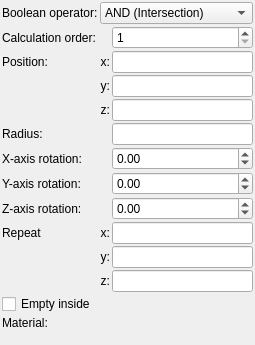
Qt form mandelbulber2/formula/ui/primitive_sphere.ui (buddhi1980/mandelbulber2) before a commit.
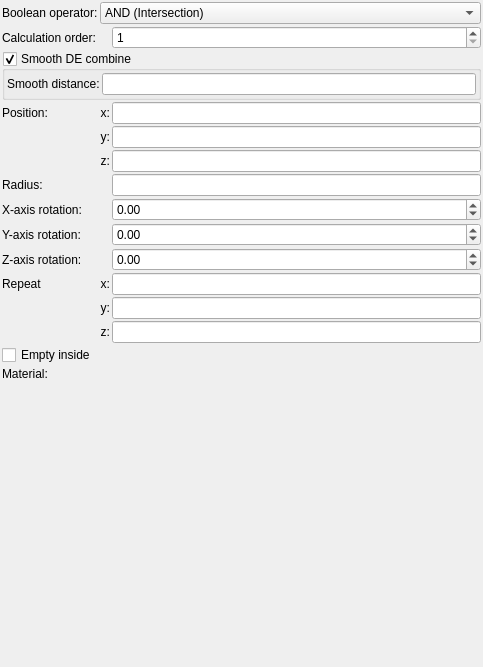
The same form after that commit. Custom widgets are drawn as their Qt base class.

Commit message: Implemented smooth DE combine for primitives in CPU code

The edit to the form file:
```diff
--- a/mandelbulber2/formula/ui/primitive_sphere.ui
+++ b/mandelbulber2/formula/ui/primitive_sphere.ui
@@ -6,8 +6,8 @@
    <rect>
     <x>0</x>
     <y>0</y>
-    <width>255</width>
-    <height>345</height>
+    <width>483</width>
+    <height>667</height>
    </rect>
   </property>
   <property name="windowTitle">
@@ -34,195 +34,93 @@
      <property name="spacing">
       <number>2</number>
      </property>
-     <item row="3" column="2">
-      <widget class="MyLineEdit" name="vect3_position_y">
+     <item row="7" column="2">
+      <widget class="MyDoubleSpinBox" name="spinboxd3_rotation_x">
        <property name="sizePolicy">
-        <sizepolicy hsizetype="Expanding" vsizetype="Maximum">
+        <sizepolicy hsizetype="Minimum" vsizetype="Maximum">
          <horstretch>0</horstretch>
          <verstretch>0</verstretch>
         </sizepolicy>
        </property>
-      </widget>
-     </item>
-     <item row="5" column="0">
-      <widget class="QLabel" name="label_7">
-       <property name="text">
-        <string>Radius:</string>
+       <property name="prefix">
+        <string/>
        </property>
-      </widget>
-     </item>
-     <item row="3" column="1">
-      <widget class="QLabel" name="label_12">
-       <property name="text">
-        <string>y:</string>
+       <property name="suffix">
+        <string/>
        </property>
-       <property name="alignment">
-        <set>Qt::AlignRight|Qt::AlignTrailing|Qt::AlignVCenter</set>
+       <property name="decimals">
+        <number>2</number>
        </property>
-      </widget>
-     </item>
-     <item row="11" column="2">
-      <widget class="MyLineEdit" name="vect3_repeat_z">
-       <property name="sizePolicy">
-        <sizepolicy hsizetype="Expanding" vsizetype="Maximum">
-         <horstretch>0</horstretch>
-         <verstretch>0</verstretch>
-        </sizepolicy>
+       <property name="minimum">
+        <double>-36000.000000000000000</double>
+       </property>
+       <property name="maximum">
+        <double>36000.000000000000000</double>
+       </property>
+       <property name="singleStep">
+        <double>0.100000000000000</double>
        </property>
       </widget>
      </item>
      <item row="4" column="1">
-      <widget class="QLabel" name="label_13">
+      <widget class="QLabel" name="label_12">
        <property name="text">
-        <string>z:</string>
+        <string>y:</string>
        </property>
        <property name="alignment">
         <set>Qt::AlignRight|Qt::AlignTrailing|Qt::AlignVCenter</set>
        </property>
       </widget>
      </item>
-     <item row="12" column="0" colspan="3">
-      <widget class="MyCheckBox" name="checkBox_empty">
+     <item row="14" column="1" colspan="2">
+      <widget class="cMaterialSelector" name="materialselector_material_id" native="true">
        <property name="sizePolicy">
-        <sizepolicy hsizetype="Minimum" vsizetype="Maximum">
+        <sizepolicy hsizetype="Preferred" vsizetype="Minimum">
          <horstretch>0</horstretch>
          <verstretch>0</verstretch>
         </sizepolicy>
        </property>
+      </widget>
+     </item>
+     <item row="12" column="1">
+      <widget class="QLabel" name="label_repeat_z_2">
        <property name="text">
-        <string>Empty inside</string>
+        <string>z:</string>
+       </property>
+       <property name="alignment">
+        <set>Qt::AlignRight|Qt::AlignTrailing|Qt::AlignVCenter</set>
        </property>
       </widget>
      </item>
-     <item row="7" column="0">
+     <item row="8" column="0">
       <widget class="QLabel" name="label_y_rotation">
        <property name="text">
         <string>Y-axis rotation:</string>
        </property>
       </widget>
      </item>
-     <item row="4" column="2">
-      <widget class="MyLineEdit" name="vect3_position_z">
-       <property name="sizePolicy">
-        <sizepolicy hsizetype="Expanding" vsizetype="Maximum">
-         <horstretch>0</horstretch>
-         <verstretch>0</verstretch>
-        </sizepolicy>
-       </property>
-      </widget>
-     </item>
-     <item row="9" column="1">
-      <widget class="QLabel" name="label_repeat_x_2">
-       <property name="text">
-        <string>x:</string>
-       </property>
-       <property name="alignment">
-        <set>Qt::AlignRight|Qt::AlignTrailing|Qt::AlignVCenter</set>
-       </property>
-      </widget>
-     </item>
      <item row="9" column="0">
-      <widget class="QLabel" name="label_2">
-       <property name="text">
-        <string>Repeat</string>
-       </property>
-      </widget>
-     </item>
-     <item row="6" column="0">
-      <widget class="QLabel" name="label_x_rotation">
-       <property name="text">
-        <string>X-axis rotation:</string>
-       </property>
-      </widget>
-     </item>
-     <item row="8" column="0">
       <widget class="QLabel" name="label_z_rotation">
        <property name="text">
         <string>Z-axis rotation:</string>
        </property>
       </widget>
      </item>
-     <item row="2" column="0">
-      <widget class="QLabel" name="label_10">
-       <property name="text">
-        <string>Position:</string>
-       </property>
-      </widget>
-     </item>
-     <item row="7" column="2">
-      <widget class="MyDoubleSpinBox" name="spinboxd3_rotation_y">
-       <property name="sizePolicy">
-        <sizepolicy hsizetype="Minimum" vsizetype="Maximum">
-         <horstretch>0</horstretch>
-         <verstretch>0</verstretch>
-        </sizepolicy>
-       </property>
-       <property name="prefix">
-        <string/>
-       </property>
-       <property name="suffix">
-        <string/>
-       </property>
-       <property name="decimals">
-        <number>2</number>
-       </property>
-       <property name="minimum">
-        <double>-36000.000000000000000</double>
-       </property>
-       <property name="maximum">
-        <double>36000.000000000000000</double>
-       </property>
-       <property name="singleStep">
-        <double>0.100000000000000</double>
-       </property>
-      </widget>
-     </item>
-     <item row="6" column="2">
-      <widget class="MyDoubleSpinBox" name="spinboxd3_rotation_x">
-       <property name="sizePolicy">
-        <sizepolicy hsizetype="Minimum" vsizetype="Maximum">
-         <horstretch>0</horstretch>
-         <verstretch>0</verstretch>
-        </sizepolicy>
-       </property>
-       <property name="prefix">
-        <string/>
-       </property>
-       <property name="suffix">
-        <string/>
-       </property>
-       <property name="decimals">
-        <number>2</number>
-       </property>
-       <property name="minimum">
-        <double>-36000.000000000000000</double>
-       </property>
-       <property name="maximum">
-        <double>36000.000000000000000</double>
-       </property>
-       <property name="singleStep">
-        <double>0.100000000000000</double>
-       </property>
-      </widget>
-     </item>
-     <item row="9" column="2">
-      <widget class="MyLineEdit" name="vect3_repeat_x">
-       <property name="sizePolicy">
-        <sizepolicy hsizetype="Expanding" vsizetype="Maximum">
-         <horstretch>0</horstretch>
-         <verstretch>0</verstretch>
-        </sizepolicy>
-       </property>
-      </widget>
-     </item>
-     <item row="13" column="0">
+     <item row="14" column="0">
       <widget class="QLabel" name="label_20">
        <property name="text">
         <string>Material:</string>
        </property>
       </widget>
      </item>
-     <item row="5" column="2">
+     <item row="7" column="0">
+      <widget class="QLabel" name="label_x_rotation">
+       <property name="text">
+        <string>X-axis rotation:</string>
+       </property>
+      </widget>
+     </item>
+     <item row="6" column="2">
       <widget class="MyLineEdit" name="logedit_radius">
        <property name="sizePolicy">
         <sizepolicy hsizetype="Expanding" vsizetype="Maximum">
@@ -232,28 +130,8 @@
        </property>
       </widget>
      </item>
-     <item row="13" column="1" colspan="2">
-      <widget class="cMaterialSelector" name="materialselector_material_id" native="true">
-       <property name="sizePolicy">
-        <sizepolicy hsizetype="Preferred" vsizetype="Minimum">
-         <horstretch>0</horstretch>
-         <verstretch>0</verstretch>
-        </sizepolicy>
-       </property>
-      </widget>
-     </item>
-     <item row="11" column="1">
-      <widget class="QLabel" name="label_repeat_z_2">
-       <property name="text">
-        <string>z:</string>
-       </property>
-       <property name="alignment">
-        <set>Qt::AlignRight|Qt::AlignTrailing|Qt::AlignVCenter</set>
-       </property>
-      </widget>
-     </item>
-     <item row="2" column="2">
-      <widget class="MyLineEdit" name="vect3_position_x">
+     <item row="4" column="2">
+      <widget class="MyLineEdit" name="vect3_position_y">
        <property name="sizePolicy">
         <sizepolicy hsizetype="Expanding" vsizetype="Maximum">
          <horstretch>0</horstretch>
@@ -262,17 +140,64 @@
        </property>
       </widget>
      </item>
-     <item row="2" column="1">
-      <widget class="QLabel" name="label_11">
-       <property name="text">
-        <string>x:</string>
-       </property>
-       <property name="alignment">
-        <set>Qt::AlignRight|Qt::AlignTrailing|Qt::AlignVCenter</set>
-       </property>
-      </widget>
-     </item>
      <item row="10" column="2">
+      <widget class="MyLineEdit" name="vect3_repeat_x">
+       <property name="sizePolicy">
+        <sizepolicy hsizetype="Expanding" vsizetype="Maximum">
+         <horstretch>0</horstretch>
+         <verstretch>0</verstretch>
+        </sizepolicy>
+       </property>
+      </widget>
+     </item>
+     <item row="12" column="2">
+      <widget class="MyLineEdit" name="vect3_repeat_z">
+       <property name="sizePolicy">
+        <sizepolicy hsizetype="Expanding" vsizetype="Maximum">
+         <horstretch>0</horstretch>
+         <verstretch>0</verstretch>
+        </sizepolicy>
+       </property>
+      </widget>
+     </item>
+     <item row="1" column="0">
+      <widget class="QLabel" name="label_22">
+       <property name="text">
+        <string>Calculation order:</string>
+       </property>
+       <property name="wordWrap">
+        <bool>true</bool>
+       </property>
+      </widget>
+     </item>
+     <item row="3" column="2">
+      <widget class="MyLineEdit" name="vect3_position_x">
+       <property name="sizePolicy">
+        <sizepolicy hsizetype="Expanding" vsizetype="Maximum">
+         <horstretch>0</horstretch>
+         <verstretch>0</verstretch>
+        </sizepolicy>
+       </property>
+      </widget>
+     </item>
+     <item row="3" column="0">
+      <widget class="QLabel" name="label_10">
+       <property name="text">
+        <string>Position:</string>
+       </property>
+      </widget>
+     </item>
+     <item row="5" column="1">
+      <widget class="QLabel" name="label_13">
+       <property name="text">
+        <string>z:</string>
+       </property>
+       <property name="alignment">
+        <set>Qt::AlignRight|Qt::AlignTrailing|Qt::AlignVCenter</set>
+       </property>
+      </widget>
+     </item>
+     <item row="11" column="2">
       <widget class="MyLineEdit" name="vect3_repeat_y">
        <property name="sizePolicy">
         <sizepolicy hsizetype="Expanding" vsizetype="Maximum">
@@ -283,6 +208,34 @@
       </widget>
      </item>
      <item row="8" column="2">
+      <widget class="MyDoubleSpinBox" name="spinboxd3_rotation_y">
+       <property name="sizePolicy">
+        <sizepolicy hsizetype="Minimum" vsizetype="Maximum">
+         <horstretch>0</horstretch>
+         <verstretch>0</verstretch>
+        </sizepolicy>
+       </property>
+       <property name="prefix">
+        <string/>
+       </property>
+       <property name="suffix">
+        <string/>
+       </property>
+       <property name="decimals">
+        <number>2</number>
+       </property>
+       <property name="minimum">
+        <double>-36000.000000000000000</double>
+       </property>
+       <property name="maximum">
+        <double>36000.000000000000000</double>
+       </property>
+       <property name="singleStep">
+        <double>0.100000000000000</double>
+       </property>
+      </widget>
+     </item>
+     <item row="9" column="2">
       <widget class="MyDoubleSpinBox" name="spinboxd3_rotation_z">
        <property name="sizePolicy">
         <sizepolicy hsizetype="Minimum" vsizetype="Maximum">
@@ -310,13 +263,16 @@
        </property>
       </widget>
      </item>
-     <item row="10" column="1">
-      <widget class="QLabel" name="label_repeat_y_2">
-       <property name="text">
-        <string>y:</string>
+     <item row="13" column="0" colspan="3">
+      <widget class="MyCheckBox" name="checkBox_empty">
+       <property name="sizePolicy">
+        <sizepolicy hsizetype="Minimum" vsizetype="Maximum">
+         <horstretch>0</horstretch>
+         <verstretch>0</verstretch>
+        </sizepolicy>
        </property>
-       <property name="alignment">
-        <set>Qt::AlignRight|Qt::AlignTrailing|Qt::AlignVCenter</set>
+       <property name="text">
+        <string>Empty inside</string>
        </property>
       </widget>
      </item>
@@ -330,6 +286,16 @@
        </property>
       </widget>
      </item>
+     <item row="11" column="1">
+      <widget class="QLabel" name="label_repeat_y_2">
+       <property name="text">
+        <string>y:</string>
+       </property>
+       <property name="alignment">
+        <set>Qt::AlignRight|Qt::AlignTrailing|Qt::AlignVCenter</set>
+       </property>
+      </widget>
+     </item>
      <item row="0" column="1" colspan="2">
       <widget class="MyComboBox" name="comboBox_boolean_operator">
        <property name="sizePolicy">
@@ -360,13 +326,27 @@
        </item>
       </widget>
      </item>
-     <item row="1" column="0">
-      <widget class="QLabel" name="label_22">
+     <item row="6" column="0">
+      <widget class="QLabel" name="label_7">
        <property name="text">
-        <string>Calculation order:</string>
+        <string>Radius:</string>
        </property>
-       <property name="wordWrap">
-        <bool>true</bool>
+      </widget>
+     </item>
+     <item row="10" column="1">
+      <widget class="QLabel" name="label_repeat_x_2">
+       <property name="text">
+        <string>x:</string>
+       </property>
+       <property name="alignment">
+        <set>Qt::AlignRight|Qt::AlignTrailing|Qt::AlignVCenter</set>
+       </property>
+      </widget>
+     </item>
+     <item row="10" column="0">
+      <widget class="QLabel" name="label_2">
+       <property name="text">
+        <string>Repeat</string>
        </property>
       </widget>
      </item>
@@ -389,6 +369,73 @@
        </property>
       </widget>
      </item>
+     <item row="5" column="2">
+      <widget class="MyLineEdit" name="vect3_position_z">
+       <property name="sizePolicy">
+        <sizepolicy hsizetype="Expanding" vsizetype="Maximum">
+         <horstretch>0</horstretch>
+         <verstretch>0</verstretch>
+        </sizepolicy>
+       </property>
+      </widget>
+     </item>
+     <item row="3" column="1">
+      <widget class="QLabel" name="label_11">
+       <property name="text">
+        <string>x:</string>
+       </property>
+       <property name="alignment">
+        <set>Qt::AlignRight|Qt::AlignTrailing|Qt::AlignVCenter</set>
+       </property>
+      </widget>
+     </item>
+     <item row="2" column="0" colspan="3">
+      <widget class="MyGroupBox" name="groupCheck_smooth_de_combine_enable">
+       <property name="title">
+        <string>Smooth DE combine</string>
+       </property>
+       <property name="checkable">
+        <bool>true</bool>
+       </property>
+       <layout class="QGridLayout" name="gridLayout_4">
+        <property name="leftMargin">
+         <number>2</number>
+        </property>
+        <property name="topMargin">
+         <number>2</number>
+        </property>
+        <property name="rightMargin">
+         <number>2</number>
+        </property>
+        <property name="bottomMargin">
+         <number>2</number>
+        </property>
+        <property name="spacing">
+         <number>2</number>
+        </property>
+        <item row="0" column="0">
+         <widget class="QLabel" name="label_306">
+          <property name="text">
+           <string>Smooth distance:</string>
+          </property>
+          <property name="wordWrap">
+           <bool>true</bool>
+          </property>
+         </widget>
+        </item>
+        <item row="0" column="1">
+         <widget class="MyLineEdit" name="logedit_smooth_de_combine_distance">
+          <property name="sizePolicy">
+           <sizepolicy hsizetype="Expanding" vsizetype="Maximum">
+            <horstretch>0</horstretch>
+            <verstretch>0</verstretch>
+           </sizepolicy>
+          </property>
+         </widget>
+        </item>
+       </layout>
+      </widget>
+     </item>
     </layout>
    </item>
    <item>
@@ -438,6 +485,12 @@
    <extends>QSpinBox</extends>
    <header>my_spin_box.h</header>
   </customwidget>
+  <customwidget>
+   <class>MyGroupBox</class>
+   <extends>QGroupBox</extends>
+   <header>my_group_box.h</header>
+   <container>1</container>
+  </customwidget>
  </customwidgets>
  <tabstops>
   <tabstop>vect3_position_x</tabstop>
```
The commit also changes 12 other files.
